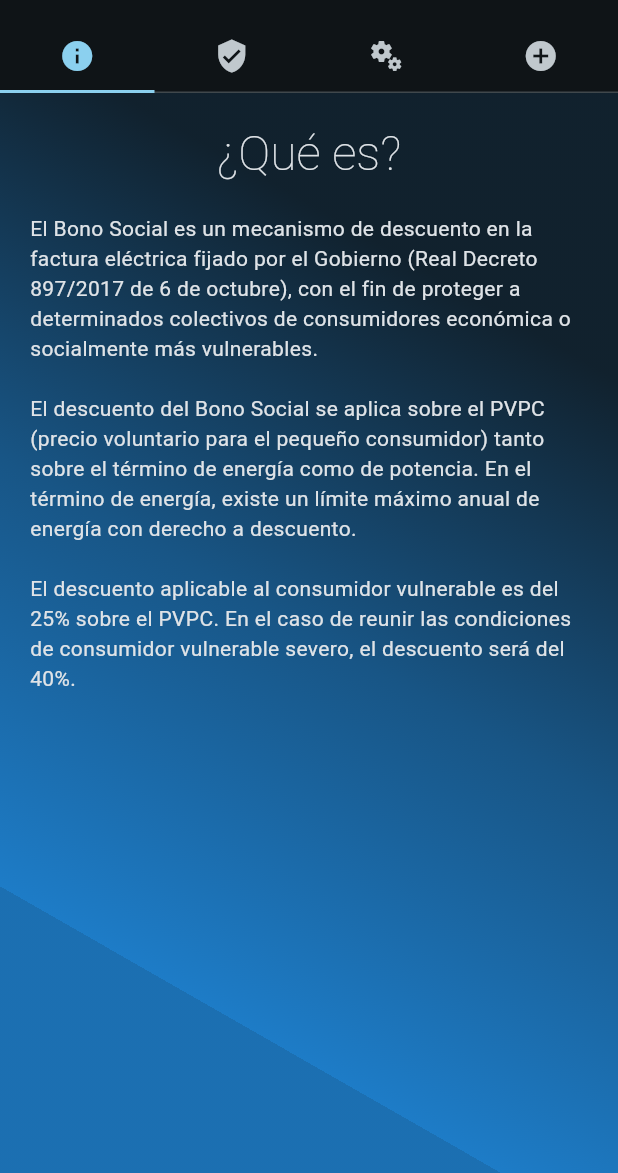
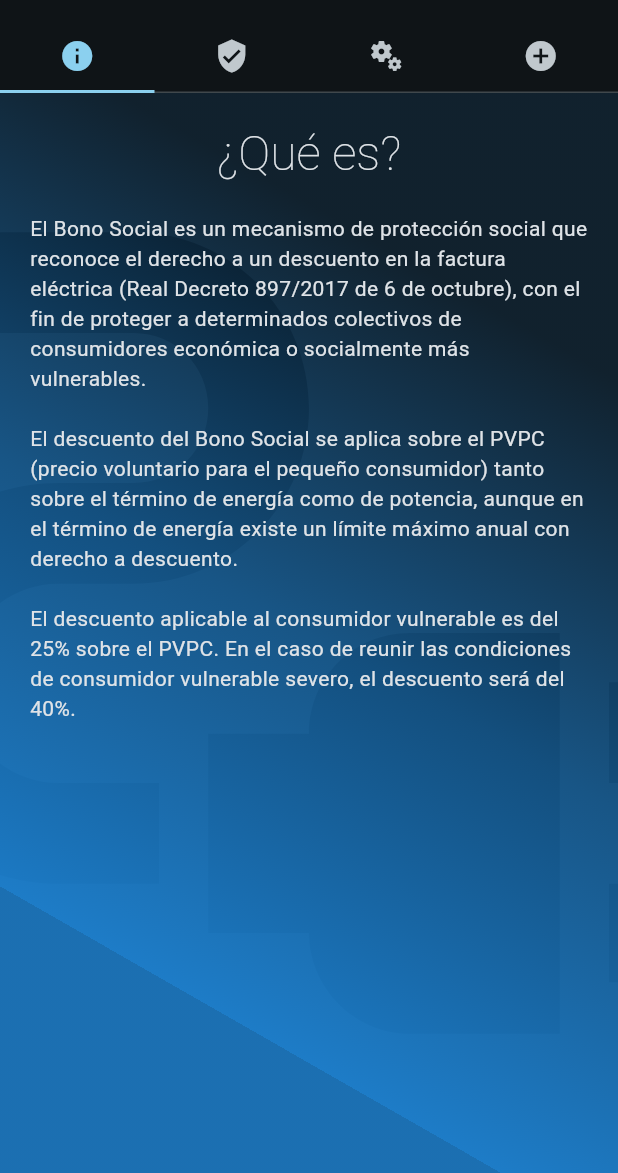
Before and after one commit to Webierta/tarifa_luz, a Flutter app: the BonoSocial screen opened directly, on a phone screen of 412 x 824 dp, the part 63-1236 px from its top. Run offline on Flutter 3.47's test engine with Material 2 defaults, Android fonts, the phone set to English and light mode, and no system bars; our stand-ins replace fl_chart, hive, hive_flutter, shared_preferences; accounts and stored records are empty; network calls fail.

Commit message:
update 2 bono social

```diff
--- a/lib/screens/bono_social.dart
+++ b/lib/screens/bono_social.dart
@@ -40,7 +40,18 @@ class BonoSocial extends StatelessWidget {
           ),
         ),
         body: SafeArea(
-          child: Container(
+          child: Stack(
+            children: [
+              OverflowBox(
+                maxWidth: 800,
+                maxHeight: 800,
+                child: Icon(
+                  Icons.electrical_services,
+                  size: 800,
+                  color: Colors.black.withAlpha(150),
+                ),
+              ),
+              Container(
                 decoration: StyleApp.mainDecoration,
                 padding: const EdgeInsets.fromLTRB(20, 20, 20, 0),
                 child: TabBarView(
@@ -51,10 +62,7 @@ class BonoSocial extends StatelessWidget {
                         padding: const EdgeInsets.only(bottom: 20),
                         child: Column(
                           children: [
-                        Text(
-                          '¿Qué es?',
-                          style: headlineLarge,
-                        ),
+                            Text('¿Qué es?', style: headlineLarge),
                             const SizedBox(height: 20),
                             const BonoSocialDescription(),
                           ],
@@ -66,10 +74,7 @@ class BonoSocial extends StatelessWidget {
                         padding: const EdgeInsets.only(bottom: 20),
                         child: Column(
                           children: [
-                        Text(
-                          'Requisitos',
-                          style: headlineLarge,
-                        ),
+                            Text('Requisitos', style: headlineLarge),
                             const SizedBox(height: 20),
                             const StepperBonoSocial(),
                           ],
@@ -100,7 +105,9 @@ class BonoSocial extends StatelessWidget {
                                 );
                               },
                               icon: const Icon(Icons.contact_support),
-                          label: const Text('Comercializadores de referencia'),
+                              label: const Text(
+                                'Comercializadores de referencia',
+                              ),
                             ),
                             const SizedBox(height: 20),
                             TextButton.icon(
@@ -183,6 +190,8 @@ class BonoSocial extends StatelessWidget {
                   ],
                 ),
               ),
+            ],
+          ),
         ),
       ),
     );
@@ -195,25 +204,23 @@ class BonoSocialDescription extends StatelessWidget {
   @override
   Widget build(BuildContext context) {
     return const Column(
+      crossAxisAlignment: CrossAxisAlignment.start,
       children: [
         Text(
-          'El Bono Social es un mecanismo de descuento en la factura eléctrica '
-          'fijado por el Gobierno (Real Decreto 897/2017 de 6 de octubre), '
-          'con el fin de proteger a determinados colectivos '
-          'de consumidores económica o socialmente más vulnerables.',
+          'El Bono Social es un mecanismo de protección social que reconoce el derecho a un descuento '
+          'en la factura eléctrica (Real Decreto 897/2017 de 6 de octubre), con el fin de proteger '
+          'a determinados colectivos de consumidores económica o socialmente más vulnerables.',
         ),
         SizedBox(height: 20),
         Text(
-          'El descuento del Bono Social se aplica sobre el PVPC (precio voluntario '
-          'para el pequeño consumidor) tanto sobre el término de energía como de '
-          'potencia. En el término de energía, existe un límite máximo anual de '
-          'energía con derecho a descuento.',
+          'El descuento del Bono Social se aplica sobre el PVPC (precio voluntario para el pequeño '
+          'consumidor) tanto sobre el término de energía como de potencia, aunque en el término de '
+          'energía existe un límite máximo anual con derecho a descuento.',
         ),
         SizedBox(height: 20),
         Text(
-          'El descuento aplicable al consumidor vulnerable es del 25% sobre el '
-          'PVPC. En el caso de reunir las condiciones de consumidor vulnerable '
-          'severo, el descuento será del 40%.',
+          'El descuento aplicable al consumidor vulnerable es del 25% sobre el PVPC. En el caso '
+          'de reunir las condiciones de consumidor vulnerable severo, el descuento será del 40%.',
         ),
       ],
     );
@@ -226,6 +233,7 @@ class BonoSocialTramite extends StatelessWidget {
   @override
   Widget build(BuildContext context) {
     return const Column(
+      crossAxisAlignment: CrossAxisAlignment.start,
       children: [
         Text(
           'Desde la recepción de la solicitud junto con la documentación completa, '
@@ -234,25 +242,22 @@ class BonoSocialTramite extends StatelessWidget {
         ),
         SizedBox(height: 20),
         Text(
-          'El bono social se devengará a partir del primer día del ciclo de '
-          'facturación en el que tenga lugar la recepción de la solicitud '
-          'completa y se aplicará en la primera factura recibida tras la solicitud, '
-          'siempre y cuando haya sido emitida al menos a los 15 días hábiles de la '
-          'recepción de dicha solicitud. En caso contrario, la aplicación empezará '
+          'El bono social se devengará a partir del primer día del ciclo de facturación en el que '
+          'tenga lugar la recepción de la solicitud completa y se aplicará en la primera factura '
+          'recibida tras la solicitud, siempre y cuando haya sido emitida al menos a los 15 días '
+          'hábiles de la recepción de dicha solicitud. En caso contrario, la aplicación empezará '
           'en la factura inmediatamente posterior.',
         ),
         SizedBox(height: 20),
         Text(
-          'El bono social solicitado se aplicará durante el plazo de dos '
-          'años, siempre que con anterioridad no se produzca la pérdida de alguna de '
-          'las condiciones que dan derechos a su percepción.',
+          'El bono social solicitado se aplicará durante el plazo de dos años, siempre que con '
+          'anterioridad no se produzca la pérdida de alguna de las condiciones que dan derechos a su percepción.',
         ),
         SizedBox(height: 20),
         Text(
-          'En términos generales, si se siguen cumpliendo los requisitos '
-          'que dieron derecho a la percepción del bono social, su renovación es '
-          'automática cada dos años de forma indefinida (excepto en el caso de '
-          'familias numerosas).',
+          'En términos generales, si se siguen cumpliendo los requisitos que dieron derecho a la '
+          'percepción del bono social, su renovación es automática cada dos años de forma '
+          'indefinida (excepto en el caso de familias numerosas).',
         ),
       ],
     );
@@ -326,31 +331,43 @@ class _StepperBonoSocialState extends State<StepperBonoSocial> {
         setState(() => _index = index);
       },
       steps: <Step>[
-        Step(
-          title: const Text('Que el titular sea persona física'),
-          content: Container(
+        const Step(
+          title: Text('Que el titular sea persona física'),
+          content: Align(
             alignment: Alignment.centerLeft,
-            child: const Text(
-                'El Bono Social está destinado a particulares y no a empresas.'),
+            child: Text(
+              'El Bono Social está destinado a particulares y no a empresas.',
+            ),
           ),
         ),
         const Step(
           title: Text('Vivienda habitual'),
-          content: Text(
+          content: Align(
+            alignment: Alignment.centerLeft,
+            child: Text(
               'El Punto de Suministro para el que se solicita la aplicación del '
-              'Bono Social debe ser el de la vivienda habitual.'),
+              'Bono Social debe ser el de la vivienda habitual.',
+            ),
+          ),
         ),
         const Step(
           title: Text('Mercado regulado: PVPC'),
-          content: Text(
+          content: Align(
+            alignment: Alignment.centerLeft,
+            child: Text(
               'Tener contratada la tarifa regulada del precio voluntario para el '
-              'pequeño consumidor (PVPC) a través de una comercializadora de referencia.'),
+              'pequeño consumidor (PVPC) a través de una comercializadora de referencia.',
+            ),
+          ),
         ),
         const Step(
           title: Text('Potencia'),
-          content: Text(
-              'La potencia contratada del punto de suministro debe ser igual o '
-              'inferior a 10 kW.'),
+          content: Align(
+            alignment: Alignment.centerLeft,
+            child: Text(
+              'La potencia contratada del punto de suministro debe ser igual o inferior a 10 kW.',
+            ),
+          ),
         ),
         Step(
           title: const Text('Consumidor vulnerable'),
```
Lines whose indentation alone changed are shown as unchanged.
